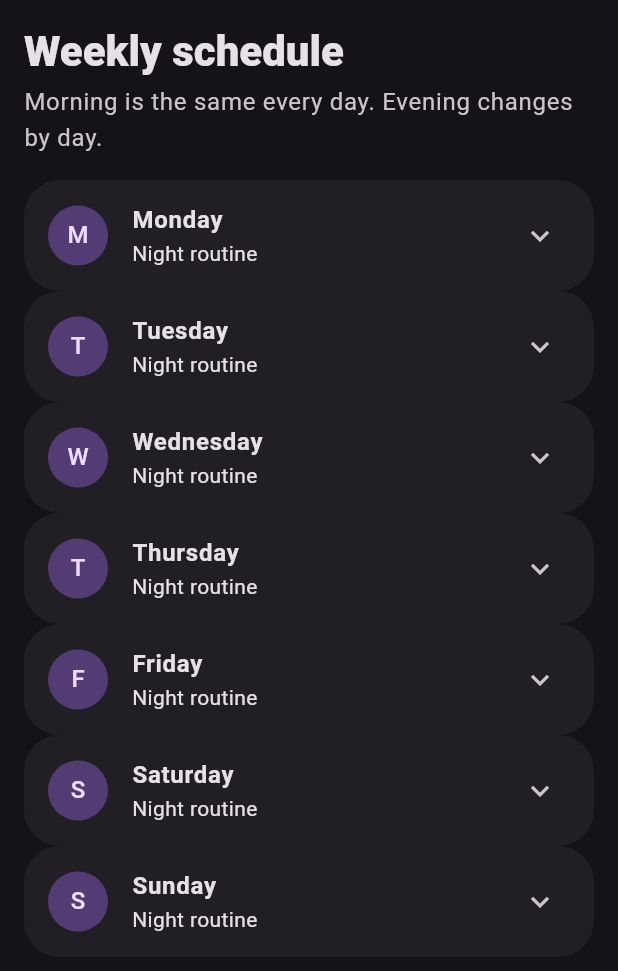
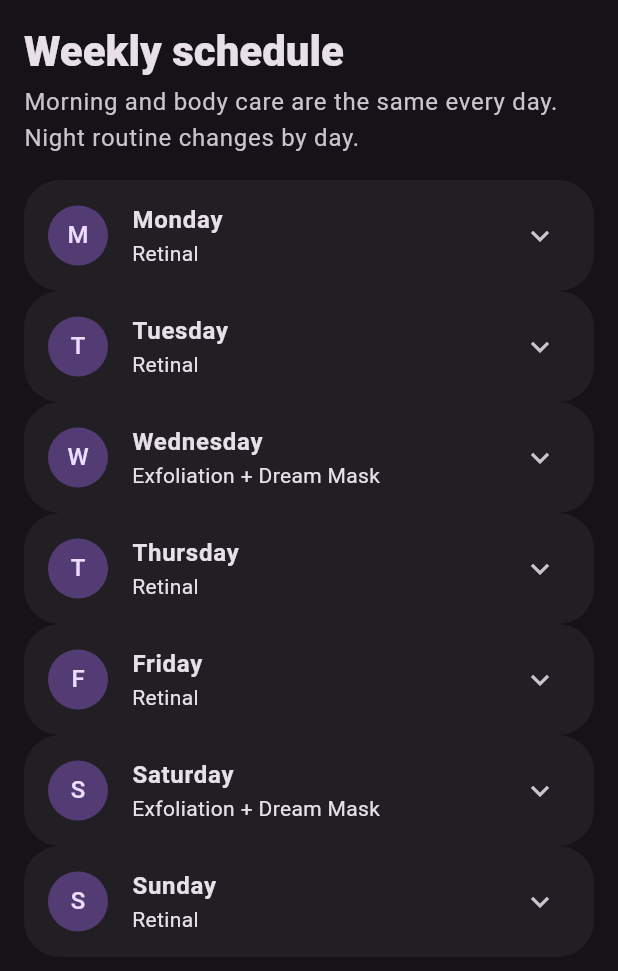
Before and after one commit to thekingcjw/SkinFlow, a Flutter app: the WeekScreen widget shown alone on an empty page, opened directly, on a phone screen of 412 x 824 dp. Shown: the top 971 px of the screen. Run offline on Flutter 3.47's test engine with Material 3 defaults, Android fonts, the light colour scheme and no system bars; our stand-ins replace drift, drift_flutter, flutter_local_notifications, flutter_timezone, shared_preferences, timezone; accounts and stored records are empty; statements that could not run were skipped.

Commit message:
Reflect daily body care in weekly schedule

```diff
--- a/lib/screens/week_screen.dart
+++ b/lib/screens/week_screen.dart
@@ -19,7 +19,7 @@ class WeekScreen extends StatelessWidget {
         ),
         const SizedBox(height: 4),
         Text(
-          'Morning is the same every day. Evening changes by day.',
+          'Morning and body care are the same every day. Night routine changes by day.',
           style: Theme.of(context).textTheme.bodyLarge?.copyWith(
                 color: Theme.of(context).colorScheme.onSurfaceVariant,
               ),
@@ -54,7 +54,7 @@ class _DayTile extends StatelessWidget {
           weekdayName(weekday),
           style: const TextStyle(fontWeight: FontWeight.w700),
         ),
-        subtitle: Text(routine.title),
+        subtitle: Text(routine.typeLabel ?? routine.title),
         childrenPadding: const EdgeInsets.fromLTRB(16, 0, 16, 16),
         children: <Widget>[
           for (final step in routine.steps)
@@ -65,6 +65,14 @@ class _DayTile extends StatelessWidget {
               title: Text(step.title),
               subtitle: Text(step.subtitle),
             ),
+          const Divider(),
+          ListTile(
+            dense: true,
+            contentPadding: EdgeInsets.zero,
+            leading: Icon(bodyRoutine.steps.first.icon),
+            title: Text(bodyRoutine.steps.first.title),
+            subtitle: const Text('Body care · Daily after shower'),
+          ),
         ],
       ),
     );
```
